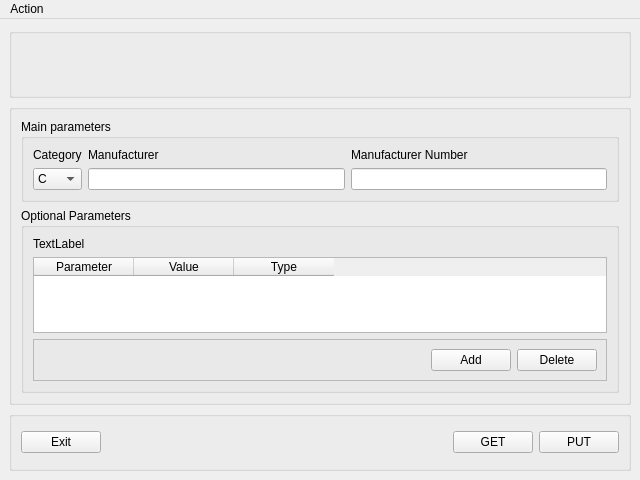
Above: src/ui/mainwindow.ui from BamWolf/altium-common-library.client before the change. Below: the same form after it.
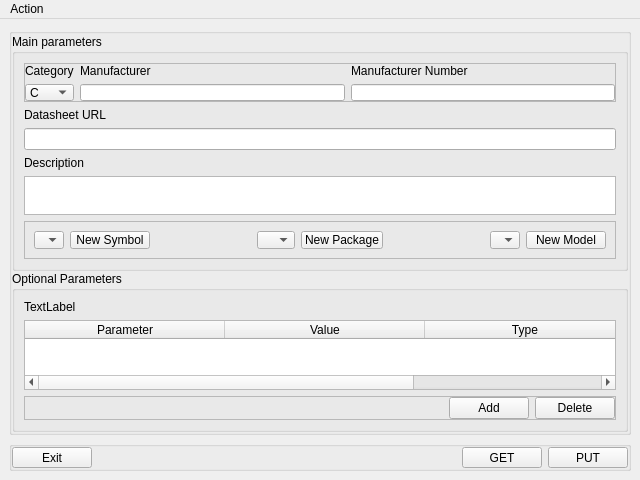
That is the form after the change.

```diff
--- a/src/ui/mainwindow.ui
+++ b/src/ui/mainwindow.ui
@@ -17,7 +17,7 @@
    </size>
   </property>
   <property name="windowTitle">
-   <string>MainWindow</string>
+   <string>PyClient (alpha)</string>
   </property>
   <property name="toolButtonStyle">
    <enum>Qt::ToolButtonTextUnderIcon</enum>
@@ -32,34 +32,6 @@
       <property name="sizeConstraint">
        <enum>QLayout::SetMaximumSize</enum>
       </property>
-      <item>
-       <widget class="QGroupBox" name="hintBox">
-        <property name="minimumSize">
-         <size>
-          <width>0</width>
-          <height>70</height>
-         </size>
-        </property>
-        <property name="maximumSize">
-         <size>
-          <width>16777215</width>
-          <height>70</height>
-         </size>
-        </property>
-        <property name="title">
-         <string/>
-        </property>
-        <layout class="QVBoxLayout" name="verticalLayout_3">
-         <item>
-          <widget class="QLabel" name="result_label">
-           <property name="text">
-            <string/>
-           </property>
-          </widget>
-         </item>
-        </layout>
-       </widget>
-      </item>
       <item>
        <widget class="QGroupBox" name="dataBox">
         <property name="minimumSize">
@@ -77,16 +49,40 @@
         <property name="title">
          <string/>
         </property>
+        <property name="flat">
+         <bool>false</bool>
+        </property>
         <layout class="QGridLayout" name="gridLayout_2">
+         <property name="sizeConstraint">
+          <enum>QLayout::SetDefaultConstraint</enum>
+         </property>
+         <property name="margin">
+          <number>0</number>
+         </property>
+         <property name="spacing">
+          <number>0</number>
+         </property>
          <item row="0" column="0">
           <widget class="QGroupBox" name="groupBox">
            <property name="title">
             <string>Main parameters</string>
            </property>
+           <layout class="QVBoxLayout" name="verticalLayout_5">
+            <item>
+             <widget class="QFrame" name="frame_2">
+              <property name="frameShape">
+               <enum>QFrame::StyledPanel</enum>
+              </property>
+              <property name="frameShadow">
+               <enum>QFrame::Raised</enum>
+              </property>
            <layout class="QGridLayout" name="gridLayout">
-            <item row="1" column="2">
-             <widget class="QLineEdit" name="pn_line"/>
-            </item>
+               <property name="margin">
+                <number>0</number>
+               </property>
+               <property name="spacing">
+                <number>6</number>
+               </property>
             <item row="1" column="1">
              <widget class="QLineEdit" name="m_line"/>
             </item>
@@ -97,6 +93,9 @@
               </property>
              </widget>
             </item>
+               <item row="1" column="2">
+                <widget class="QLineEdit" name="pn_line"/>
+               </item>
             <item row="0" column="2">
              <widget class="QLabel" name="label_2">
               <property name="text">
@@ -148,7 +147,119 @@
            </layout>
           </widget>
          </item>
-         <item row="2" column="0">
+            <item>
+             <widget class="QLabel" name="label_4">
+              <property name="text">
+               <string>Datasheet URL</string>
+              </property>
+             </widget>
+            </item>
+            <item>
+             <widget class="QLineEdit" name="lineEdit"/>
+            </item>
+            <item>
+             <widget class="QLabel" name="label_3">
+              <property name="text">
+               <string>Description</string>
+              </property>
+             </widget>
+            </item>
+            <item>
+             <widget class="QPlainTextEdit" name="plainTextEdit"/>
+            </item>
+            <item>
+             <widget class="QFrame" name="frame_3">
+              <property name="frameShape">
+               <enum>QFrame::StyledPanel</enum>
+              </property>
+              <property name="frameShadow">
+               <enum>QFrame::Raised</enum>
+              </property>
+              <layout class="QHBoxLayout" name="horizontalLayout_2">
+               <item>
+                <widget class="QComboBox" name="symbolBox">
+                 <item>
+                  <property name="text">
+                   <string/>
+                  </property>
+                 </item>
+                </widget>
+               </item>
+               <item>
+                <widget class="QPushButton" name="addSymbolButton">
+                 <property name="text">
+                  <string>New Symbol</string>
+                 </property>
+                </widget>
+               </item>
+               <item>
+                <spacer name="horizontalSpacer_3">
+                 <property name="orientation">
+                  <enum>Qt::Horizontal</enum>
+                 </property>
+                 <property name="sizeHint" stdset="0">
+                  <size>
+                   <width>40</width>
+                   <height>20</height>
+                  </size>
+                 </property>
+                </spacer>
+               </item>
+               <item>
+                <widget class="QComboBox" name="packageBox">
+                 <property name="minimumContentsLength">
+                  <number>1</number>
+                 </property>
+                 <item>
+                  <property name="text">
+                   <string/>
+                  </property>
+                 </item>
+                </widget>
+               </item>
+               <item>
+                <widget class="QPushButton" name="addPackageButton">
+                 <property name="text">
+                  <string>New Package</string>
+                 </property>
+                </widget>
+               </item>
+               <item>
+                <spacer name="horizontalSpacer_4">
+                 <property name="orientation">
+                  <enum>Qt::Horizontal</enum>
+                 </property>
+                 <property name="sizeHint" stdset="0">
+                  <size>
+                   <width>40</width>
+                   <height>20</height>
+                  </size>
+                 </property>
+                </spacer>
+               </item>
+               <item>
+                <widget class="QComboBox" name="modelBox">
+                 <item>
+                  <property name="text">
+                   <string/>
+                  </property>
+                 </item>
+                </widget>
+               </item>
+               <item>
+                <widget class="QPushButton" name="addModelButton">
+                 <property name="text">
+                  <string>New Model</string>
+                 </property>
+                </widget>
+               </item>
+              </layout>
+             </widget>
+            </item>
+           </layout>
+          </widget>
+         </item>
+         <item row="1" column="0">
           <widget class="QGroupBox" name="groupBox_2">
            <property name="title">
             <string>Optional Parameters</string>
@@ -163,18 +274,54 @@
             </item>
             <item>
              <widget class="QTableWidget" name="parametersTable">
-              <property name="sizePolicy">
-               <sizepolicy hsizetype="Expanding" vsizetype="Expanding">
-                <horstretch>1</horstretch>
-                <verstretch>0</verstretch>
-               </sizepolicy>
+              <property name="contextMenuPolicy">
+               <enum>Qt::CustomContextMenu</enum>
+              </property>
+              <property name="autoScrollMargin">
+               <number>8</number>
+              </property>
+              <property name="editTriggers">
+               <set>QAbstractItemView::DoubleClicked|QAbstractItemView::EditKeyPressed</set>
+              </property>
+              <property name="dragDropOverwriteMode">
+               <bool>false</bool>
+              </property>
+              <property name="alternatingRowColors">
+               <bool>true</bool>
+              </property>
+              <property name="selectionMode">
+               <enum>QAbstractItemView::SingleSelection</enum>
+              </property>
+              <property name="selectionBehavior">
+               <enum>QAbstractItemView::SelectRows</enum>
+              </property>
+              <property name="wordWrap">
+               <bool>false</bool>
+              </property>
+              <property name="cornerButtonEnabled">
+               <bool>false</bool>
               </property>
               <attribute name="horizontalHeaderVisible">
                <bool>true</bool>
               </attribute>
+              <attribute name="horizontalHeaderDefaultSectionSize">
+               <number>200</number>
+              </attribute>
+              <attribute name="horizontalHeaderHighlightSections">
+               <bool>false</bool>
+              </attribute>
+              <attribute name="horizontalHeaderMinimumSectionSize">
+               <number>100</number>
+              </attribute>
+              <attribute name="horizontalHeaderStretchLastSection">
+               <bool>true</bool>
+              </attribute>
               <attribute name="verticalHeaderVisible">
                <bool>false</bool>
               </attribute>
+              <attribute name="verticalHeaderDefaultSectionSize">
+               <number>15</number>
+              </attribute>
               <attribute name="verticalHeaderMinimumSectionSize">
                <number>10</number>
               </attribute>
@@ -204,6 +351,9 @@
                <enum>QFrame::Raised</enum>
               </property>
               <layout class="QHBoxLayout" name="horizontalLayout_3">
+               <property name="margin">
+                <number>0</number>
+               </property>
                <item>
                 <spacer name="horizontalSpacer_2">
                  <property name="orientation">
@@ -245,7 +395,7 @@
         <property name="minimumSize">
          <size>
           <width>0</width>
-          <height>60</height>
+          <height>30</height>
          </size>
         </property>
         <property name="maximumSize">
@@ -258,6 +408,12 @@
          <string/>
         </property>
         <layout class="QHBoxLayout" name="horizontalLayout">
+         <property name="spacing">
+          <number>6</number>
+         </property>
+         <property name="margin">
+          <number>0</number>
+         </property>
          <item>
           <widget class="QPushButton" name="exitButton">
            <property name="text">
```
Lines whose indentation alone changed are shown as unchanged.
